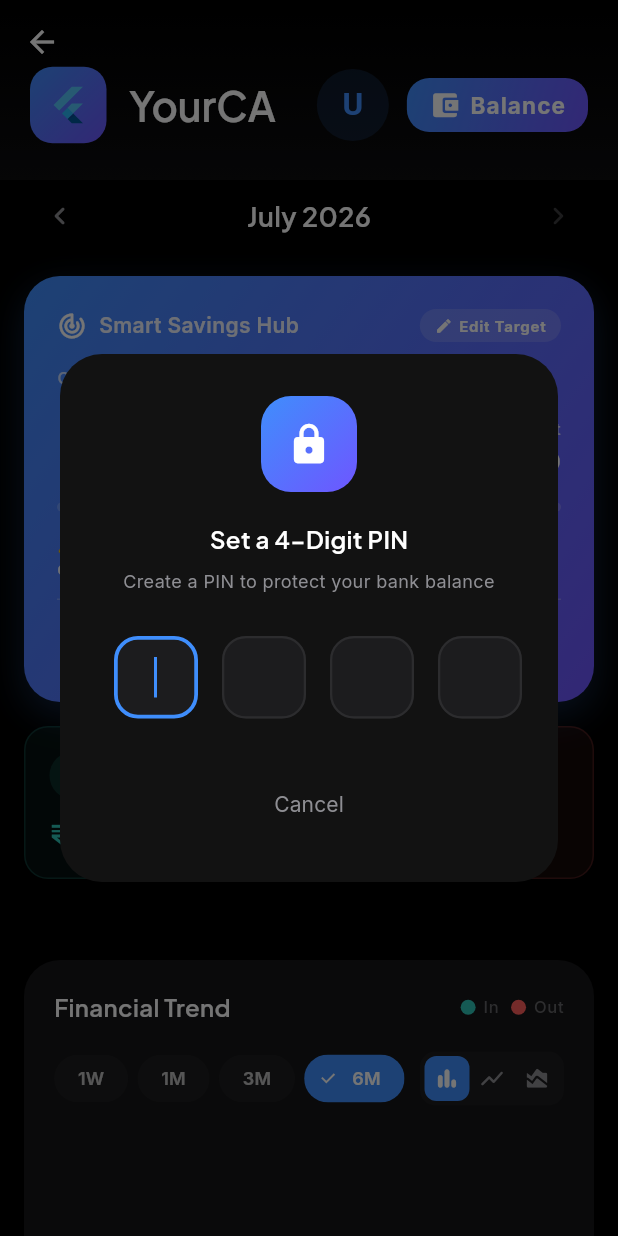
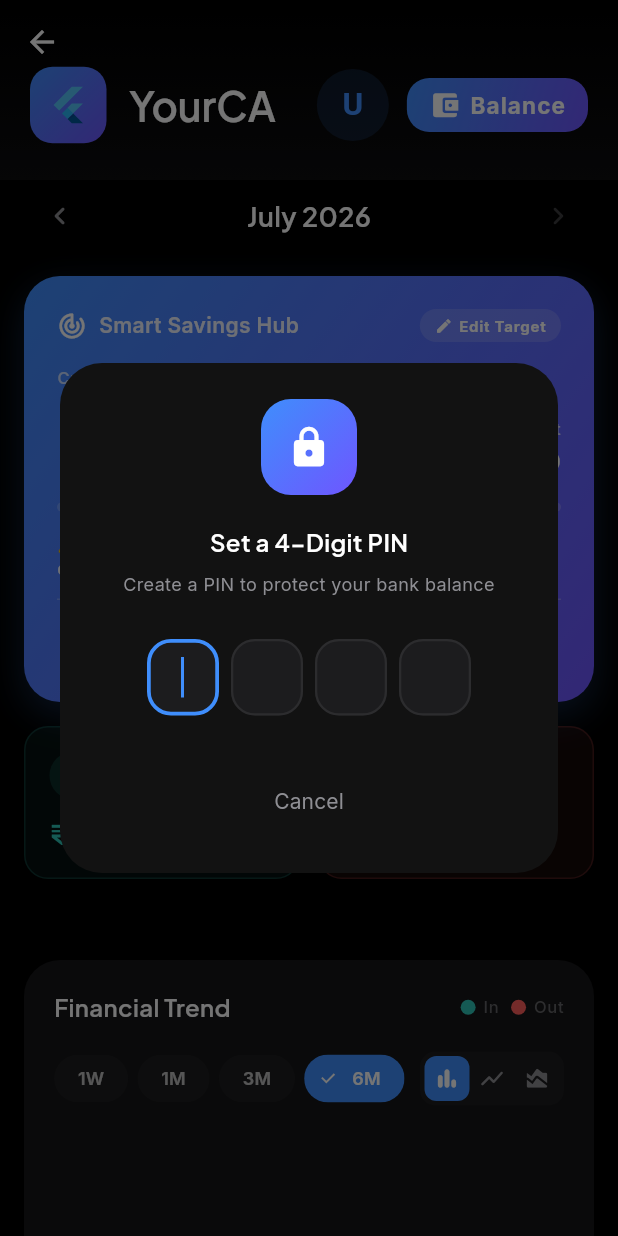
Before and after one commit to Aryan555612/YourCA, a Flutter app: the _DashboardContent screen opened directly, after a tap on "Balance", on a phone screen of 412 x 824 dp. Run offline on Flutter 3.47's test engine with Material 3 defaults, Android fonts, the phone set to English and light mode, and no system bars; drawn by our look-alikes of fl_chart; our stand-ins replace cloud_firestore, csv, file_picker, firebase_auth, firebase_core, flutter_local_notifications and 7 more; missing offline and left inert: another_telephony; accounts and stored records are empty.

Commit message:
Fix profile reset, implement Firestore backup/restore, rename UI tabs to Send/Receive, align PIN textfields, and secure OTP login

```diff
--- a/lib/features/balance/balance_check_screen.dart
+++ b/lib/features/balance/balance_check_screen.dart
@@ -727,7 +727,7 @@ class _PinDialogState extends State<_PinDialog>
       backgroundColor: AppColors.surface,
       shape: RoundedRectangleBorder(borderRadius: BorderRadius.circular(28)),
       child: Padding(
-        padding: const EdgeInsets.all(28),
+        padding: const EdgeInsets.symmetric(horizontal: 16, vertical: 24),
         child: Column(
           mainAxisSize: MainAxisSize.min,
           children: [
@@ -811,14 +811,15 @@ class _PinDialogState extends State<_PinDialog>
   }) {
     return Row(
       mainAxisAlignment: MainAxisAlignment.center,
-      children: List.generate(4, (index) {
-        return Container(
-          margin: const EdgeInsets.symmetric(horizontal: 8),
-          width: 56,
-          height: 60,
+      children: List.generate(7, (index) {
+        if (index.isOdd) return const SizedBox(width: 8);
+        final pinIndex = index ~/ 2;
+        return SizedBox(
+          width: 48,
+          height: 56,
           child: TextFormField(
-            controller: controllers[index],
-            focusNode: focusNodes[index],
+            controller: controllers[pinIndex],
+            focusNode: focusNodes[pinIndex],
             keyboardType: TextInputType.number,
             textAlign: TextAlign.center,
             obscureText: true,
@@ -830,9 +831,9 @@ class _PinDialogState extends State<_PinDialog>
               LengthLimitingTextInputFormatter(1),
               FilteringTextInputFormatter.digitsOnly,
             ],
-            onChanged: (v) => _onPinChanged(index, v, isConfirm: isConfirm),
+            onChanged: (v) => _onPinChanged(pinIndex, v, isConfirm: isConfirm),
             decoration: InputDecoration(
-              contentPadding: const EdgeInsets.symmetric(vertical: 14),
+              contentPadding: const EdgeInsets.symmetric(vertical: 12),
               enabledBorder: OutlineInputBorder(
                 borderRadius: BorderRadius.circular(16),
                 borderSide: BorderSide(color: AppColors.border, width: 1.5),
--- a/lib/features/dashboard/dashboard_screen.dart
+++ b/lib/features/dashboard/dashboard_screen.dart
@@ -708,7 +708,7 @@ class _SummarySection extends ConsumerWidget {
           children: [
             Expanded(
               child: SummaryCard(
-                label: 'Income',
+                label: 'Receive',
                 amount: summary.totalIncome,
                 icon: Icons.arrow_downward_rounded,
                 color: AppColors.credit,
@@ -718,7 +718,7 @@ class _SummarySection extends ConsumerWidget {
             const SizedBox(width: 12),
             Expanded(
               child: SummaryCard(
-                label: 'Expenses',
+                label: 'Send',
                 amount: summary.totalExpense,
                 icon: Icons.arrow_upward_rounded,
                 color: AppColors.debit,
@@ -774,7 +774,7 @@ class _CategoryChartState extends State<_CategoryChart> {
         child: Column(
           crossAxisAlignment: CrossAxisAlignment.start,
           children: [
-            Text('Expense Breakdown', style: AppTextStyles.headlineSmall),
+            Text('Send Breakdown', style: AppTextStyles.headlineSmall),
             const SizedBox(height: 20),
             SizedBox(
               height: 200,
--- a/lib/features/transactions/add_transaction_screen.dart
+++ b/lib/features/transactions/add_transaction_screen.dart
@@ -244,8 +244,8 @@ class _AddTransactionScreenState extends ConsumerState<AddTransactionScreen>
         labelStyle: AppTextStyles.titleMedium,
         unselectedLabelColor: AppColors.textSecondary,
         tabs: const [
-          Tab(text: '↑  Debit / Expense'),
-          Tab(text: '↓  Credit / Income'),
+          Tab(text: '↑  Send'),
+          Tab(text: '↓  Receive'),
         ],
       ),
     );
--- a/lib/features/transactions/transaction_detail_screen.dart
+++ b/lib/features/transactions/transaction_detail_screen.dart
@@ -202,7 +202,7 @@ class _TxDetailBodyState extends ConsumerState<_TxDetailBody> {
         _DetailTile(
             icon: Icons.swap_vert_rounded,
             label: 'Type',
-            value: isDebit ? 'Debit / Expense' : 'Credit / Income'),
+            value: isDebit ? 'Send' : 'Receive'),
         _DetailTile(
             icon: Icons.source_outlined,
             label: 'Source',
```
Also changed, not shown: lib/features/auth/auth_provider.dart (+85 -54 lines), lib/features/sms/bank_sms_parser.dart (+9 -0 lines), lib/main.dart (+13 -1 lines), lib/shared/repositories/transaction_repository.dart (+53 -4 lines), lib/shared/repositories/user_repository.dart (+21 -2 lines), 2 other files.
